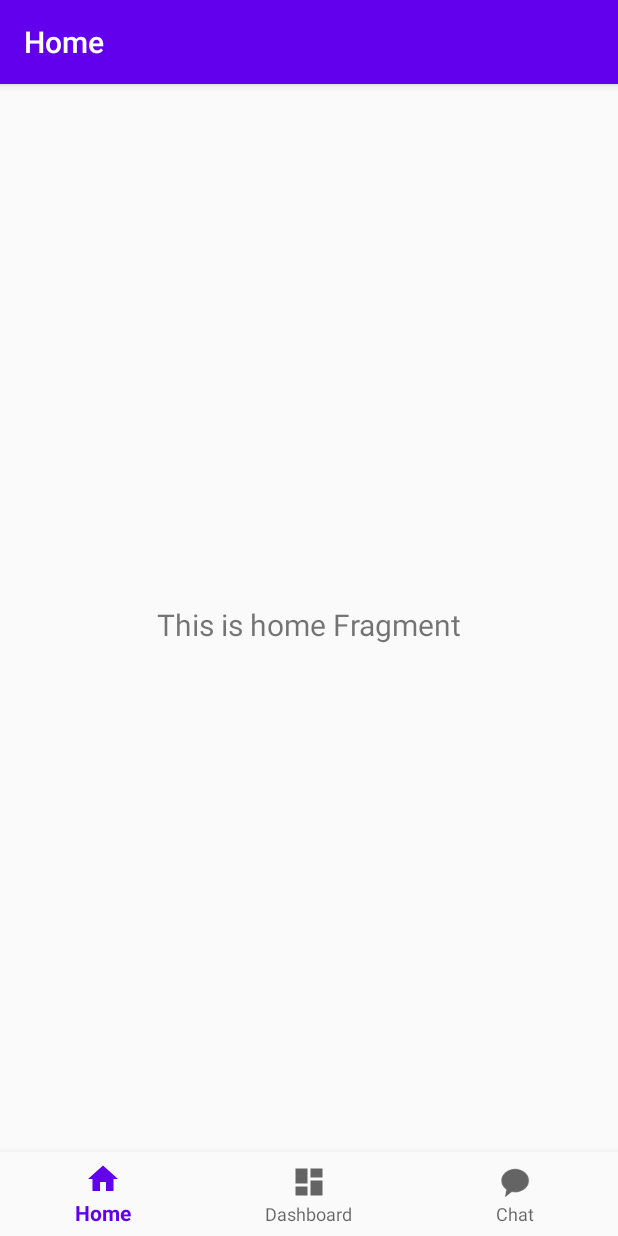
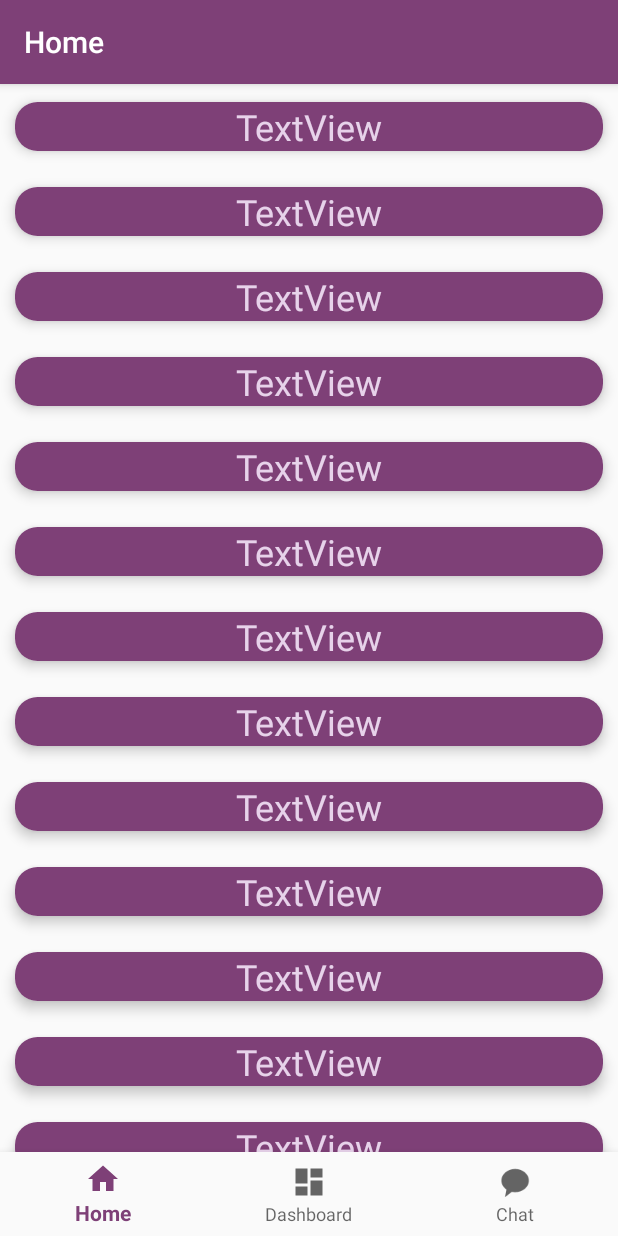
Before and after one commit to Shaniser/BEST_semi-final, an Android app: the screen it shows after launch (MainActivity), on a phone screen of 412 x 824 dp. Run offline under Robolectric (Android 15) with nearby library versions, the phone set to English and light mode, and no system bars; our stand-ins replace navigation-ui.

Commit message:
Test scroll linlay added in homepage

```diff
--- a/app/src/main/java/com/godelsoft/bestsemi_final/MainActivity.kt
+++ b/app/src/main/java/com/godelsoft/bestsemi_final/MainActivity.kt
@@ -2,6 +2,7 @@ package com.godelsoft.bestsemi_final
 
 import android.os.Bundle
 import android.view.MenuItem
+import android.view.View
 import android.widget.TextView
 import com.google.android.material.bottomnavigation.BottomNavigationView
 import androidx.appcompat.app.AppCompatActivity
@@ -25,5 +26,6 @@ class MainActivity : AppCompatActivity() {
                 R.id.navigation_home, R.id.navigation_dashboard, R.id.navigation_chat))
         setupActionBarWithNavController(navController, appBarConfiguration)
         navView.setupWithNavController(navController)
+
     }
 }
--- a/app/src/main/java/com/godelsoft/bestsemi_final/ui/home/HomeFragment.kt
+++ b/app/src/main/java/com/godelsoft/bestsemi_final/ui/home/HomeFragment.kt
@@ -4,6 +4,7 @@ import android.os.Bundle
 import android.view.LayoutInflater
 import android.view.View
 import android.view.ViewGroup
+import android.widget.LinearLayout
 import android.widget.TextView
 import androidx.fragment.app.Fragment
 import androidx.lifecycle.Observer
@@ -22,10 +23,14 @@ class HomeFragment : Fragment() {
         homeViewModel =
                 ViewModelProviders.of(this).get(HomeViewModel::class.java)
         val root = inflater.inflate(R.layout.fragment_home, container, false)
-        val textView: TextView = root.findViewById(R.id.text_home)
-        homeViewModel.text.observe(viewLifecycleOwner, Observer {
-            textView.text = it
-        })
+        val sLinLay: LinearLayout = root.findViewById(R.id.SLinLay)
+//        homeViewModel.text.observe(viewLifecycleOwner, Observer {
+//            textView.text = it
+//        })
+
+        for (i in 0..29) {
+            sLinLay.addView(layoutInflater.inflate(R.layout.event_card, null))
+        }
         return root
     }
 }
--- a/app/src/main/res/layout/event_card.xml
+++ b/app/src/main/res/layout/event_card.xml
@@ -1,5 +1,28 @@
 <?xml version="1.0" encoding="utf-8"?>
 <androidx.cardview.widget.CardView xmlns:android="http://schemas.android.com/apk/res/android"
-    android:layout_width="match_parent" android:layout_height="match_parent">
+    xmlns:app="http://schemas.android.com/apk/res-auto"
+    xmlns:tools="http://schemas.android.com/tools"
+    android:layout_width="match_parent"
+    android:layout_height="match_parent"
+    app:cardCornerRadius="15dp"
+    app:cardElevation="5dp"
+    app:cardUseCompatPadding="true">
 
+    <androidx.constraintlayout.widget.ConstraintLayout
+        android:layout_width="match_parent"
+        android:layout_height="match_parent"
+        android:background="@color/colorPrimary">
+
+        <TextView
+            android:id="@+id/textView"
+            android:layout_width="wrap_content"
+            android:layout_height="wrap_content"
+            android:text="TextView"
+            android:textColor="@color/colorAccent"
+            android:textSize="24sp"
+            app:layout_constraintBottom_toBottomOf="parent"
+            app:layout_constraintEnd_toEndOf="parent"
+            app:layout_constraintStart_toStartOf="parent"
+            app:layout_constraintTop_toTopOf="parent" />
+    </androidx.constraintlayout.widget.ConstraintLayout>
 </androidx.cardview.widget.CardView>
--- a/app/src/main/res/layout/fragment_home.xml
+++ b/app/src/main/res/layout/fragment_home.xml
@@ -6,17 +6,20 @@
     android:layout_height="match_parent"
     tools:context=".ui.home.HomeFragment">
 
-    <TextView
-        android:id="@+id/text_home"
-        android:layout_width="match_parent"
-        android:layout_height="wrap_content"
-        android:layout_marginStart="8dp"
-        android:layout_marginTop="8dp"
-        android:layout_marginEnd="8dp"
-        android:textAlignment="center"
-        android:textSize="20sp"
+    <ScrollView
+        android:layout_width="0dp"
+        android:layout_height="0dp"
         app:layout_constraintBottom_toBottomOf="parent"
         app:layout_constraintEnd_toEndOf="parent"
         app:layout_constraintStart_toStartOf="parent"
-        app:layout_constraintTop_toTopOf="parent" />
+        app:layout_constraintTop_toTopOf="parent">
+
+        <LinearLayout
+            android:id="@+id/SLinLay"
+            android:layout_width="match_parent"
+            android:layout_height="wrap_content"
+            android:orientation="vertical">
+
+        </LinearLayout>
+    </ScrollView>
 </androidx.constraintlayout.widget.ConstraintLayout>
--- a/app/src/main/res/values/colors.xml
+++ b/app/src/main/res/values/colors.xml
@@ -1,6 +1,6 @@
 <?xml version="1.0" encoding="utf-8"?>
 <resources>
-    <color name="colorPrimary">#6200EE</color>
-    <color name="colorPrimaryDark">#3700B3</color>
-    <color name="colorAccent">#03DAC5</color>
+    <color name="colorPrimary">#7e4077</color>
+    <color name="colorPrimaryDark">#3d193d</color>
+    <color name="colorAccent">#e7d2ea</color>
 </resources>
```
